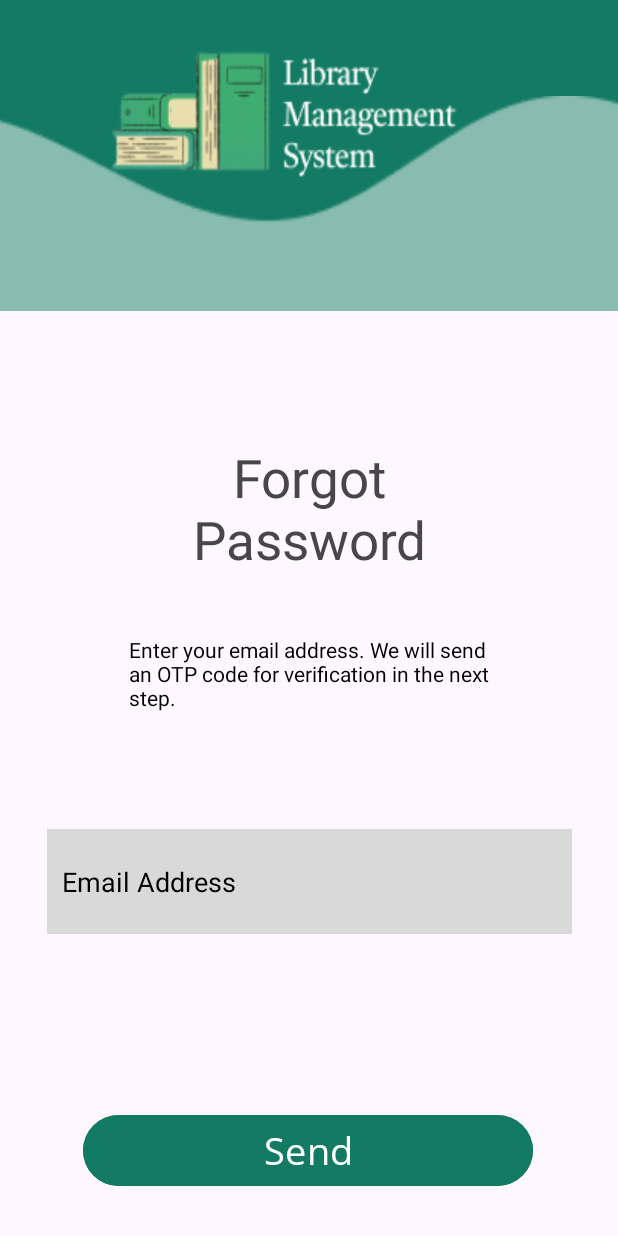
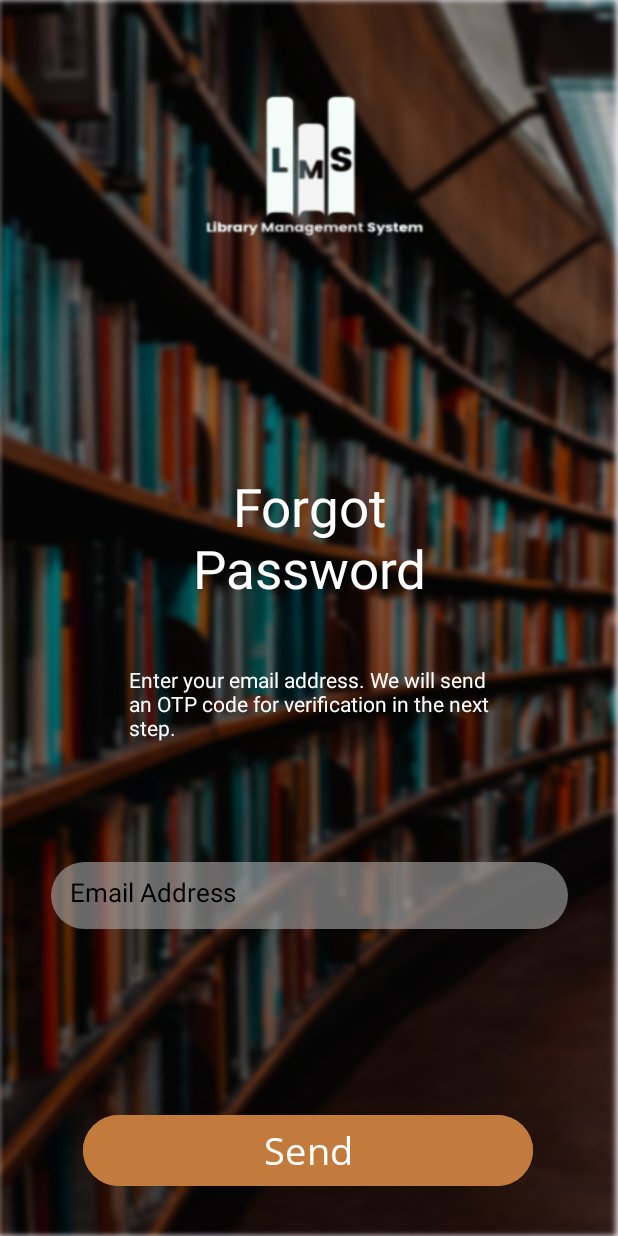
Before and after one commit to JoshuaLozano04/upang-lms, an Android app: the layout activity_forgot_password.xml on its own in the app's theme, with its tools: preview values and no code run, on a phone screen of 412 x 824 dp. Run offline under Robolectric (Android 15) with nearby library versions, the phone set to English and light mode, and no system bars; Roboto replaces fonts that are not available here.

Commit message:
login, forgot password done.

```diff
--- a/app/src/main/AndroidManifest.xml
+++ b/app/src/main/AndroidManifest.xml
@@ -40,9 +40,6 @@
             android:name=".Activities.TermsAndCondition"
             android:exported="true" />
         <activity
-            android:name=".Activities.UpdateEmail"
-            android:exported="true" />
-        <activity
             android:name=".Activities.ChangePassword"
             android:exported="true" />
         <activity
--- a/app/src/main/res/drawable/edit_text_border.xml
+++ b/app/src/main/res/drawable/edit_text_border.xml
@@ -1,7 +1,7 @@
 <shape xmlns:android="http://schemas.android.com/apk/res/android">
-    <solid android:color="#D9D9D9"/> <!-- Background color (change as needed) -->
+    <solid android:color="@color/grayish_transparent"/> <!-- Background color (change as needed) -->
     <stroke
         android:width="5dp"
-        android:color="#D9D9D9"/>>
-    <corners android:radius="0dp"/> <!-- Corner radius to round edges -->
+        android:color="#00000000"/>>
+    <corners android:radius="50dp"/><!-- Corner radius to round edges -->
 </shape>
--- a/app/src/main/res/layout/activity_forgot_password.xml
+++ b/app/src/main/res/layout/activity_forgot_password.xml
@@ -1,59 +1,39 @@
 <?xml version="1.0" encoding="utf-8"?>
 <androidx.constraintlayout.widget.ConstraintLayout xmlns:android="http://schemas.android.com/apk/res/android"
     xmlns:app="http://schemas.android.com/apk/res-auto"
+    xmlns:tools="http://schemas.android.com/tools"
     android:layout_width="match_parent"
-    android:layout_height="match_parent">
+    android:layout_height="match_parent"
+    android:id="@+id/main"
+    android:background="@drawable/blur">
 
     <!--I legit don't know if we need this. It's up to you backend devs
     kung mag-aadd pa nitong OTP shiz, ginaya ko lang yung nasa figma-->
 
-    <LinearLayout
-        android:id="@+id/linearLayout8"
-        android:layout_width="420dp"
-        android:layout_height="250dp"
-        android:layout_marginBottom="664dp"
-        android:background="@drawable/rectangle"
-        android:orientation="horizontal"
-        app:layout_constraintBottom_toBottomOf="parent"
+    <ImageView
+        android:id="@+id/imageView9"
+        android:layout_width="291dp"
+        android:layout_height="189dp"
+        android:layout_marginBottom="66dp"
+        android:background="@drawable/iconvisible2"
+        app:layout_constraintBottom_toTopOf="@+id/textView8"
         app:layout_constraintEnd_toEndOf="parent"
         app:layout_constraintStart_toStartOf="parent"
         app:layout_constraintTop_toTopOf="parent" />
-
-    <ImageView
-        android:id="@+id/imageView10"
-        android:layout_width="513dp"
-        android:layout_height="143dp"
-        android:layout_marginTop="110dp"
-        android:background="@drawable/hudbaroverlay"
-        app:layout_constraintBottom_toBottomOf="@+id/linearLayout8"
-        app:layout_constraintEnd_toEndOf="parent"
-        app:layout_constraintStart_toStartOf="parent"
-        app:layout_constraintTop_toTopOf="@+id/linearLayout8" />
-
-    <ImageView
-        android:id="@+id/imageView9"
-        android:layout_width="283dp"
-        android:layout_height="149dp"
-        android:layout_marginBottom="20dp"
-        android:background="@drawable/iconvisible"
-        app:layout_constraintBottom_toBottomOf="@+id/linearLayout8"
-        app:layout_constraintEnd_toEndOf="@+id/linearLayout8"
-        app:layout_constraintStart_toStartOf="@+id/linearLayout8"
-        app:layout_constraintTop_toTopOf="@+id/linearLayout8" />
 
     <TextView
         android:id="@+id/textView8"
         android:layout_width="200dp"
         android:layout_height="100dp"
-        android:layout_marginTop="60dp"
         android:fontFamily="@font/castoro"
         android:text="Forgot Password"
         android:textAlignment="center"
         android:textSize="35sp"
+        android:textColor="@color/white"
         app:layout_constraintBottom_toTopOf="@+id/textView9"
         app:layout_constraintEnd_toEndOf="parent"
         app:layout_constraintStart_toStartOf="parent"
-        app:layout_constraintTop_toBottomOf="@+id/linearLayout8" />
+        app:layout_constraintTop_toBottomOf="@+id/imageView9" />
 
     <TextView
         android:id="@+id/textView9"
@@ -61,7 +41,7 @@
         android:layout_height="100dp"
         android:fontFamily="@font/assistant_semibold"
         android:text="Enter your email address. We will send an OTP code for verification in the next step."
-        android:textColor="@color/black"
+        android:textColor="@color/white"
         app:layout_constraintBottom_toTopOf="@+id/editText7"
         app:layout_constraintEnd_toEndOf="parent"
         app:layout_constraintStart_toStartOf="parent"
@@ -70,11 +50,12 @@
     <EditText
         android:id="@+id/editText7"
         android:layout_width="350dp"
-        android:layout_height="70dp"
+        android:layout_height="50dp"
         android:layout_marginBottom="32dp"
         android:background="@drawable/edit_text_border"
-        android:padding="10dp"
+        android:padding="15dp"
         android:hint="Email Address"
+        android:textSize="17sp"
         android:textColorHint="@color/black"
         app:layout_constraintBottom_toTopOf="@+id/button5"
         app:layout_constraintEnd_toEndOf="parent"
@@ -86,7 +67,7 @@
         android:layout_width="300dp"
         android:layout_height="55dp"
         android:layout_marginTop="56dp"
-        android:backgroundTint="#137A63"
+        android:backgroundTint="#C27B3C"
         android:fontFamily="@font/open_sans"
         android:text="Send"
         android:textSize="25sp"
```
Also changed, not shown: app/src/main/java/com/upang/librarymanagementsystem/Activities/UpdateEmail.java (deleted, +0 -26 lines), app/src/main/res/layout/activity_login.xml (+20 -7 lines), app/src/main/res/layout/activity_update_email.xml (deleted, +0 -108 lines).
